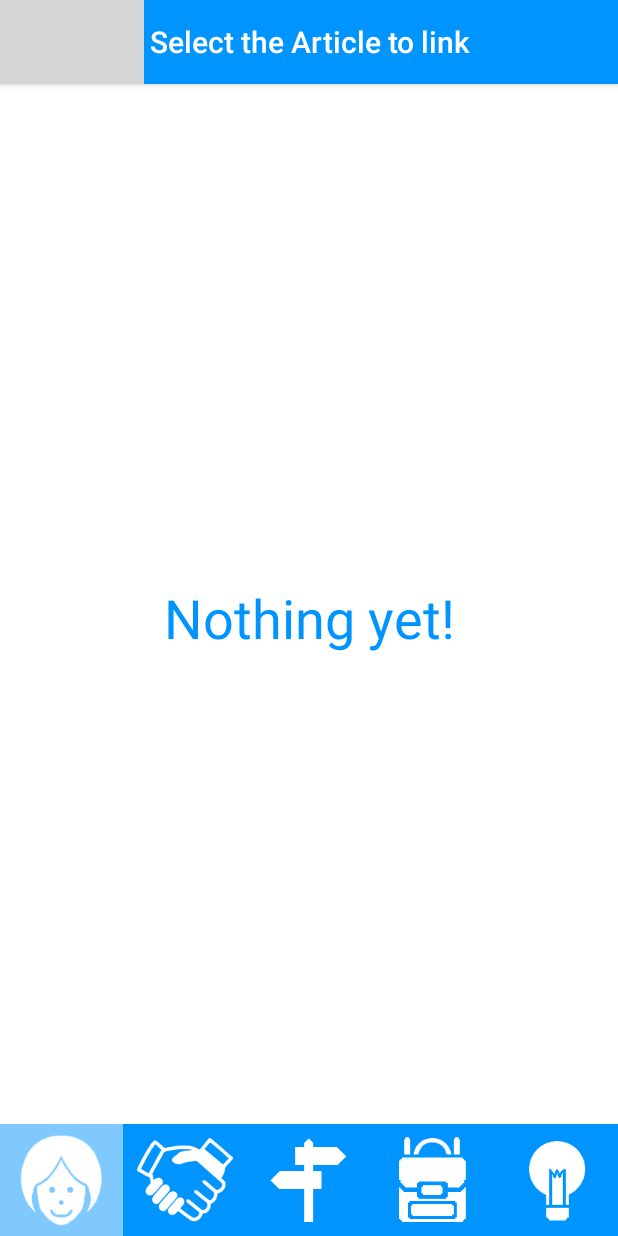
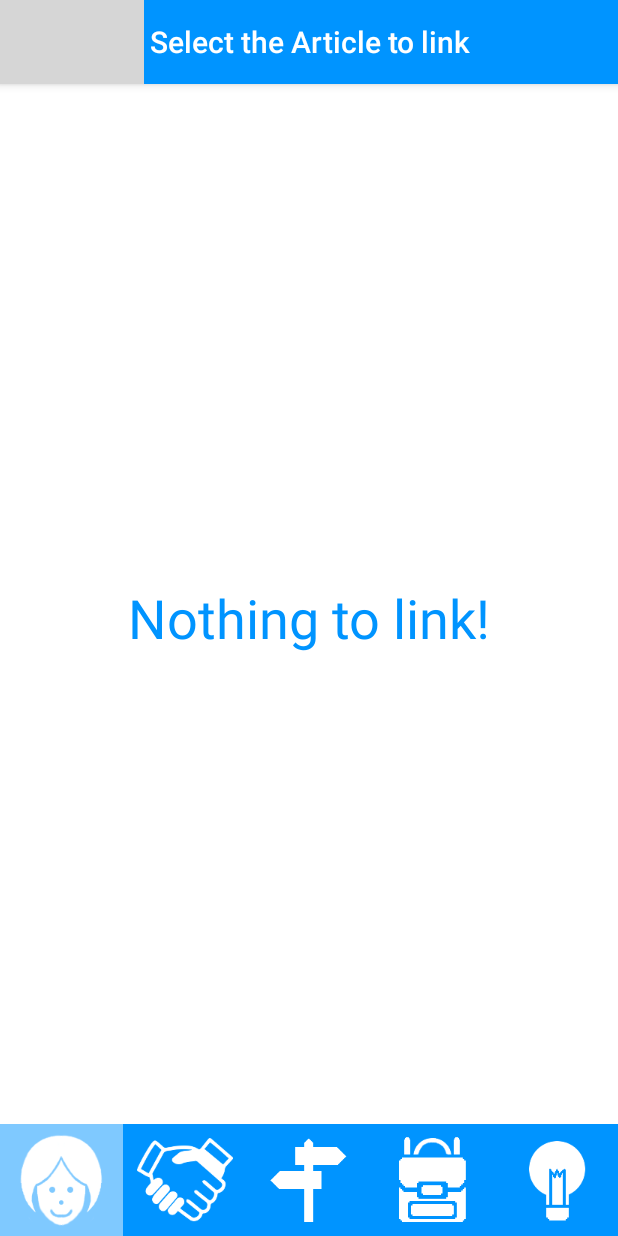
Before and after one commit to MarquisLP/World-Scribe, an Android app: the SelectArticleActivity screen opened directly, with no data from a screen before it, on a phone screen of 412 x 824 dp. Run offline under Robolectric (Android 15) with nearby library versions, the phone set to English and light mode, and no system bars; 5 statements that could not run were skipped; grey boxes are pictures that could not be loaded.

Commit message:
Say 'Nothing to link!' when SelectArticle is empty
This is more accurate than saying 'Nothing yet!', as there may be other
existing Articles, but nothing is shown because the main Article has
already linked everything in that Category.

```diff
--- a/app/src/main/res/layout/activity_select_article.xml
+++ b/app/src/main/res/layout/activity_select_article.xml
@@ -38,7 +38,7 @@
     <TextView
         android:layout_width="match_parent"
         android:layout_height="match_parent"
-        android:text="@string/emptyListText"
+        android:text="@string/nothingToLinkText"
         android:id="@+id/empty"
         android:textSize="@dimen/headerTextSize"
         android:textColor="?attr/colorPrimary"
--- a/app/src/main/res/values/strings.xml
+++ b/app/src/main/res/values/strings.xml
@@ -72,6 +72,7 @@
     <string name="permissionExplanation">World files reside in your device\'s External Storage. In order to use this app, you must allow write access to External Storage.</string>
     <string name="permissionButtonText">Continue</string>
     <string name="emptyListText">Nothing yet!</string>
+    <string name="nothingToLinkText">Nothing to link!</string>
     <string name="loadWorldTitle">Enter a World…</string>
     <string name="worldAlreadyExistsText">A World with this name already exists.\nPlease choose a different name.</string>
     <string name="worldCreationErrorText">An error occurred during World creation.</string>
```
